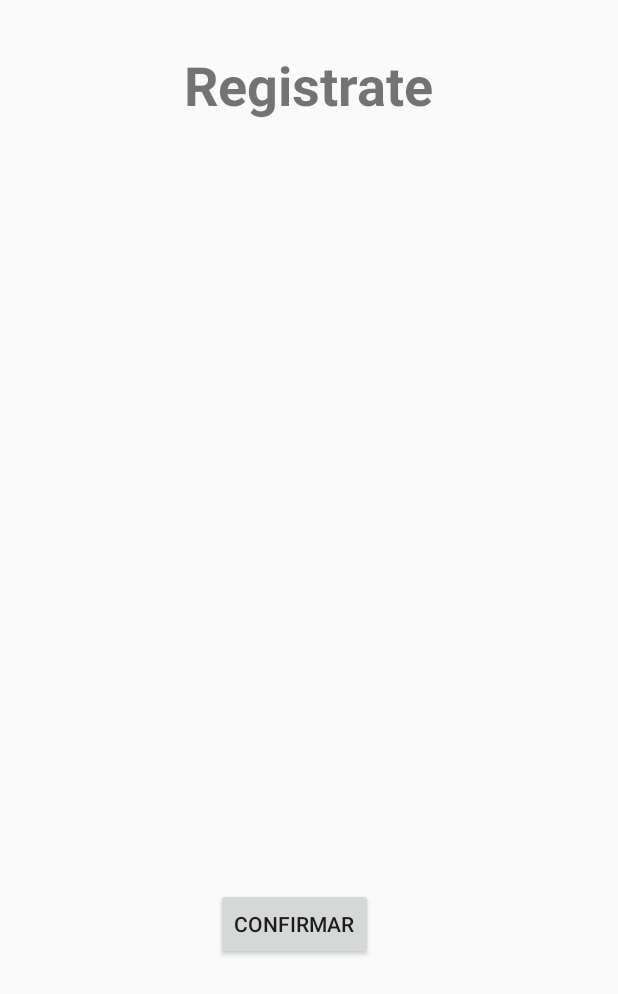
After one commit to MelissaBanchonV/PST_TA5_G7, an Android app: the layout activity_main2.xml on its own in the app's theme, with its tools: preview values and no code run, on a phone screen of 412 x 824 dp. The commit adds this screen. Shown: the top 994 px of the screen. Run offline under Robolectric (Android 15) with nearby library versions, the phone set to English and light mode, and no system bars.

Commit message:
creacion de mainregistro

```diff
--- a/app/src/main/AndroidManifest.xml
+++ b/app/src/main/AndroidManifest.xml
@@ -9,6 +9,7 @@
         android:roundIcon="@mipmap/ic_launcher_round"
         android:supportsRtl="true"
         android:theme="@style/AppTheme">
+        <activity android:name=".MainActivity2"></activity>
         <activity android:name=".SplashActiviy">
             <intent-filter>
                 <action android:name="android.intent.action.MAIN" />
@@ -16,7 +17,7 @@
                 <category android:name="android.intent.category.LAUNCHER" />
             </intent-filter>
         </activity>
-        <activity android:name=".MainActivity"/>
+        <activity android:name=".MainActivity" />
     </application>
 
 </manifest>
--- a/app/src/main/res/layout/activity_main.xml
+++ b/app/src/main/res/layout/activity_main.xml
@@ -93,6 +93,7 @@
         android:layout_marginStart="32dp"
         android:layout_marginTop="96dp"
         android:layout_marginEnd="88dp"
+        android:onClick="registro"
         android:text="@string/registrarse"
         app:layout_constraintEnd_toEndOf="parent"
         app:layout_constraintHorizontal_bias="1.0"
--- /dev/null
+++ b/app/src/main/res/layout/activity_main2.xml
@@ -0,0 +1,31 @@
+<?xml version="1.0" encoding="utf-8"?>
+<androidx.constraintlayout.widget.ConstraintLayout xmlns:android="http://schemas.android.com/apk/res/android"
+    xmlns:app="http://schemas.android.com/apk/res-auto"
+    xmlns:tools="http://schemas.android.com/tools"
+    android:layout_width="match_parent"
+    android:layout_height="match_parent"
+    tools:context=".MainActivity2">
+
+    <TextView
+        android:id="@+id/textView"
+        android:layout_width="wrap_content"
+        android:layout_height="wrap_content"
+        android:layout_marginTop="32dp"
+        android:text="@string/registrate"
+        android:textSize="36sp"
+        android:textStyle="bold"
+        app:layout_constraintEnd_toEndOf="parent"
+        app:layout_constraintStart_toStartOf="parent"
+        app:layout_constraintTop_toTopOf="parent" />
+
+    <Button
+        android:id="@+id/confirmarregistro"
+        android:layout_width="wrap_content"
+        android:layout_height="wrap_content"
+        android:layout_marginStart="144dp"
+        android:layout_marginBottom="184dp"
+        android:onClick="inicio"
+        android:text="@string/confirmar"
+        app:layout_constraintBottom_toBottomOf="parent"
+        app:layout_constraintStart_toStartOf="parent" />
+</androidx.constraintlayout.widget.ConstraintLayout>
--- a/app/src/main/res/values/strings.xml
+++ b/app/src/main/res/values/strings.xml
@@ -8,4 +8,6 @@
     <string name="ingrese_contrase_a">Ingrese Contraseña</string>
     <string name="ingresar">INGRESAR</string>
     <string name="registrarse">REGISTRARSE</string>
+    <string name="registrate">Registrate</string>
+    <string name="confirmar">Confirmar</string>
 </resources>
```
Also changed, not shown: app/src/main/java/com/example/amst7/MainActivity2.java (renamed from build.gradle, +18 -21 lines).
